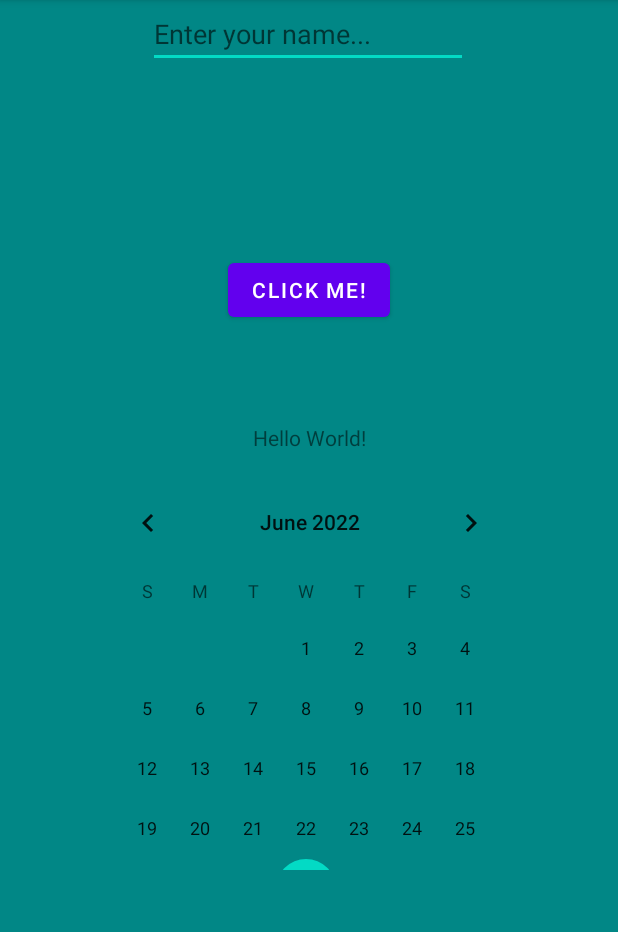
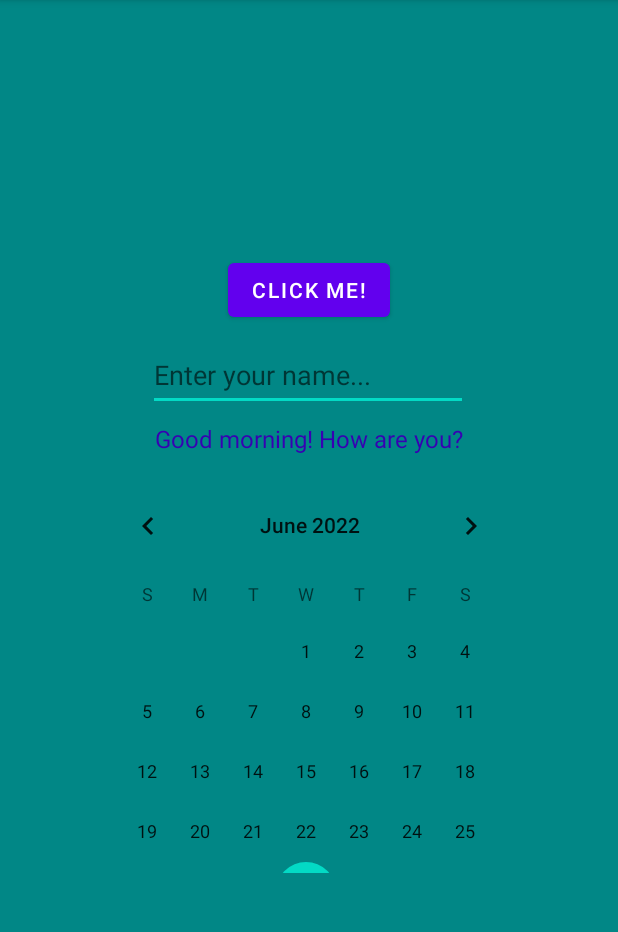
Before and after one commit to PiotrFormela0106/repo_29-06-2022, an Android app: the screen it shows after launch (MainActivity), on a phone screen of 412 x 824 dp, the part 84-1016 px from its top. Run offline under Robolectric (Android 15) with nearby library versions, the phone set to English and light mode, and no system bars.

Commit message:
Changed font color to dark blue and put new text to 'textView'

```diff
--- a/app/src/main/res/layout/activity_main.xml
+++ b/app/src/main/res/layout/activity_main.xml
@@ -11,7 +11,9 @@
         android:id="@+id/textView"
         android:layout_width="wrap_content"
         android:layout_height="wrap_content"
-        android:text="Hello World!"
+        android:text="Good morning! How are you?"
+        android:textColor="@color/purple_700"
+        android:textSize="16sp"
         app:layout_constraintBottom_toBottomOf="parent"
         app:layout_constraintEnd_toEndOf="parent"
         app:layout_constraintStart_toStartOf="parent"
@@ -53,12 +55,14 @@
         android:id="@+id/editTextTextPersonName"
         android:layout_width="wrap_content"
         android:layout_height="wrap_content"
+        android:layout_marginBottom="7dp"
         android:ems="10"
         android:hint="Enter your name..."
         android:inputType="textPersonName"
+        android:minHeight="48dp"
+        app:layout_constraintBottom_toTopOf="@+id/textView"
         app:layout_constraintEnd_toEndOf="parent"
         app:layout_constraintHorizontal_bias="0.497"
-        app:layout_constraintStart_toStartOf="parent"
-        tools:layout_editor_absoluteY="214dp" />
+        app:layout_constraintStart_toStartOf="parent" />
 
 </androidx.constraintlayout.widget.ConstraintLayout>
```
